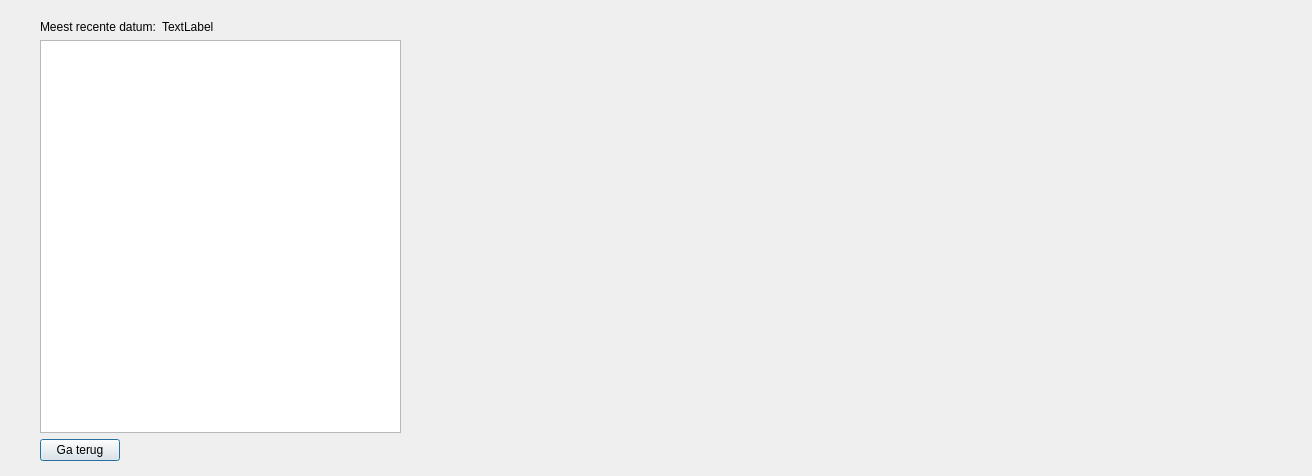
The window that App/dbtest/temperatuur.ui (Julien01/Project-Weerstation) describes before a commit, drawn with Qt 5.
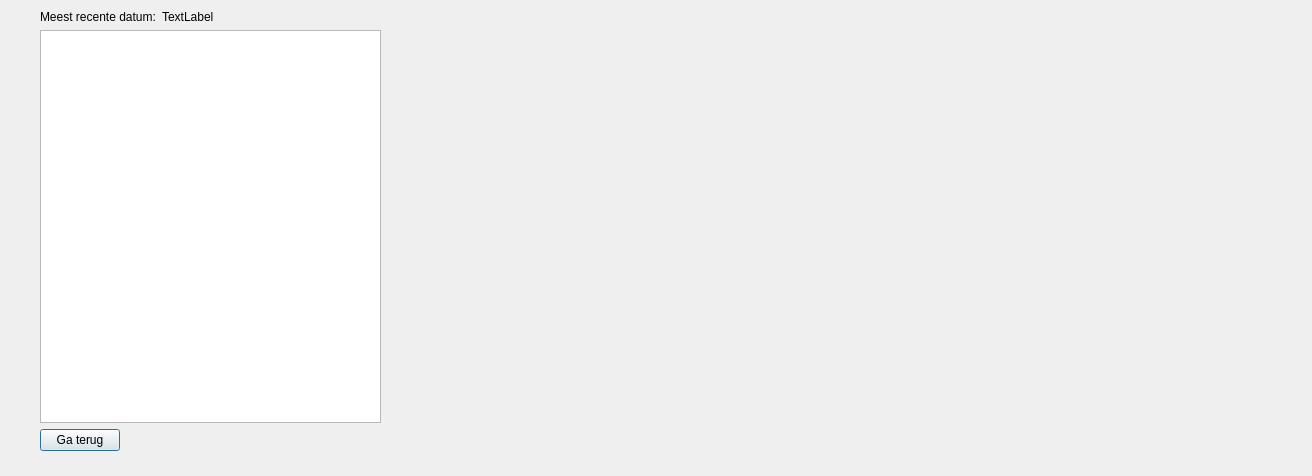
The same window after the commit.

Patch:
```diff
--- a/App/dbtest/temperatuur.ui
+++ b/App/dbtest/temperatuur.ui
@@ -16,8 +16,8 @@
   <widget class="QWidget" name="verticalWidget" native="true">
    <property name="geometry">
     <rect>
-     <x>590</x>
-     <y>20</y>
+     <x>560</x>
+     <y>30</y>
      <width>581</width>
      <height>381</height>
     </rect>
@@ -28,8 +28,8 @@
    <property name="geometry">
     <rect>
      <x>40</x>
-     <y>20</y>
-     <width>361</width>
+     <y>10</y>
+     <width>341</width>
      <height>441</height>
     </rect>
    </property>
```
Left out of the diff: 14 changed lines with no effect on the pictures.
